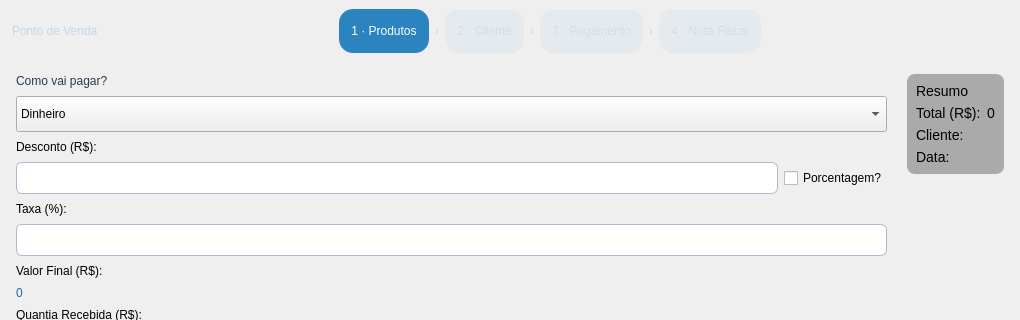
Before: the Qt Designer form src/venda.ui in rayansl0302/QEstoqueLoja, drawn with Qt 5; both pictures show x 0 to 1020 and y 0 to 320 of the 1020 by 700 pixel window.
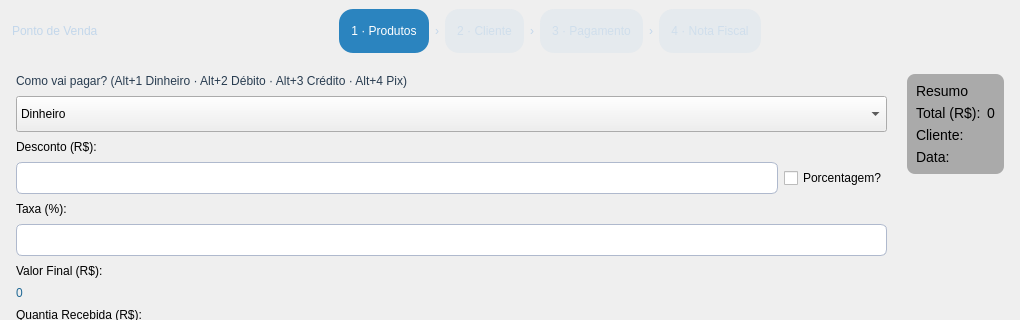
After: the same form once the commit is applied. Icons and pictures are not drawn. Custom widgets are drawn as their Qt base class.

Commit message: Pagamento do PDV: troco em destaque, F10, Alt+1..4 e Enter confirma

The edit to the form file:
```diff
--- a/src/venda.ui
+++ b/src/venda.ui
@@ -795,7 +795,7 @@
             <string notr="true">font: 700 14pt &quot;Ubuntu&quot;; color: rgb(40,60,80);</string>
            </property>
            <property name="text">
-            <string>Como vai pagar?</string>
+            <string>Como vai pagar? (Alt+1 Dinheiro · Alt+2 Débito · Alt+3 Crédito · Alt+4 Pix)</string>
            </property>
           </widget>
          </item>
```
Left out of the diff: 4 changed lines with no effect on the pictures. The commit also changes 2 other files.
